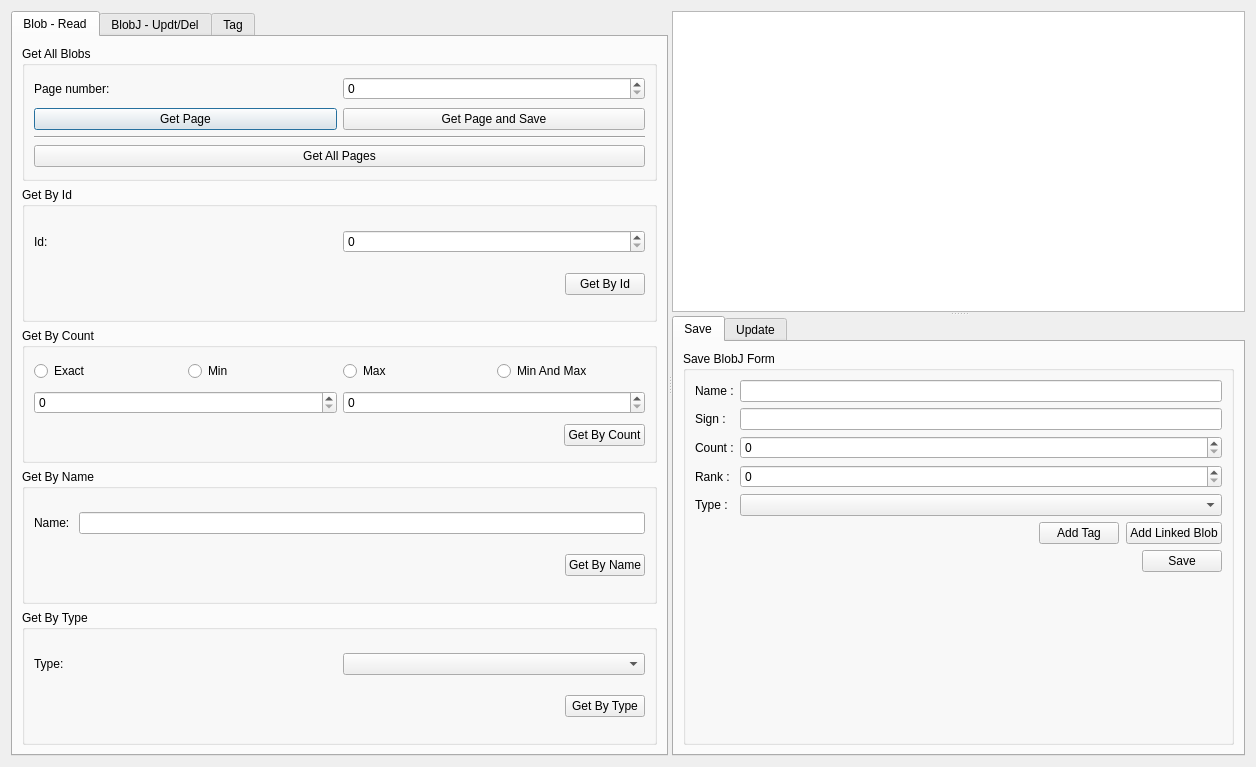
Above: dialog.ui from AyNeumann/DraftQtProject before the change. Below: the same form after it.
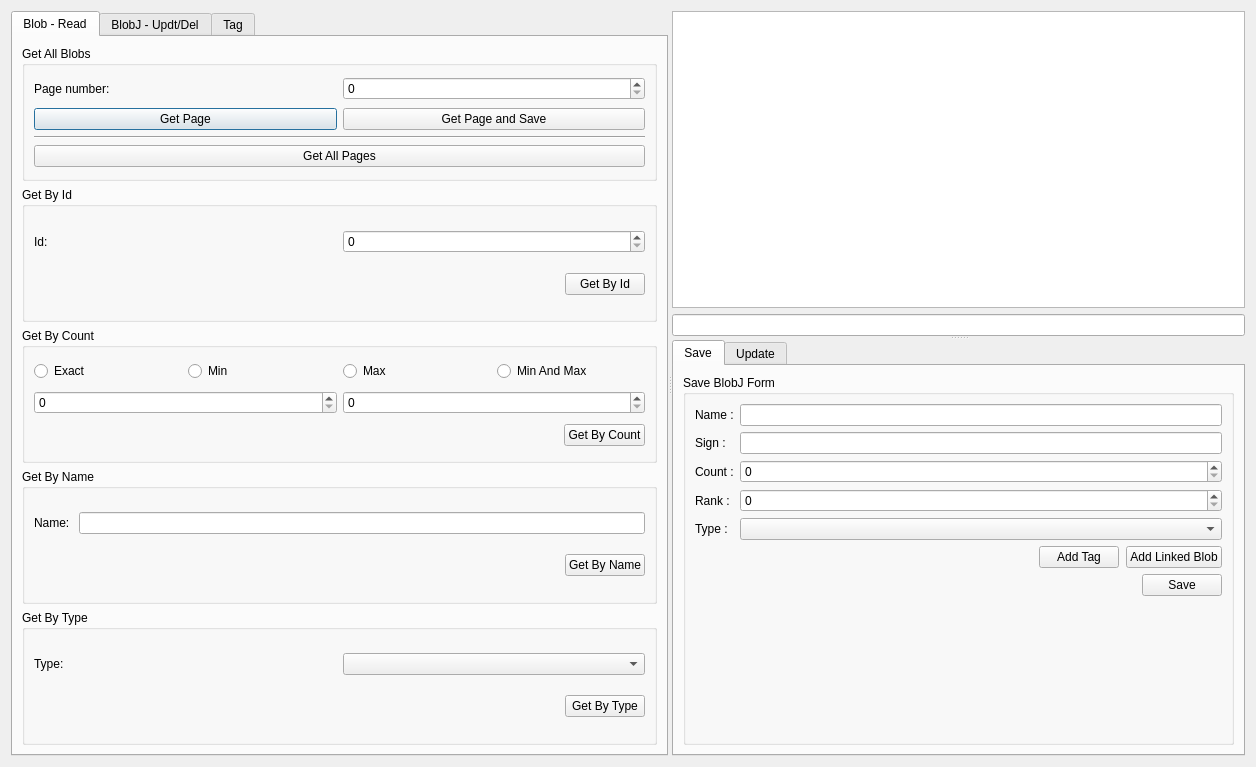
That is the form after the change.

Commit message: ADD STATUS LINE EDIT

Diff of the .ui file:
```diff
--- a/dialog.ui
+++ b/dialog.ui
@@ -13,7 +13,7 @@
   <property name="windowTitle">
    <string>Dialog</string>
   </property>
-  <layout class="QHBoxLayout" name="horizontalLayout_30">
+  <layout class="QVBoxLayout" name="verticalLayout_8">
    <item>
     <widget class="QSplitter" name="splitter_2">
      <property name="orientation">
@@ -805,13 +805,22 @@
       <property name="orientation">
        <enum>Qt::Vertical</enum>
       </property>
+      <widget class="QWidget" name="">
+       <layout class="QVBoxLayout" name="verticalLayout_6">
+        <item>
       <widget class="QPlainTextEdit" name="pTE_View">
        <property name="sizePolicy">
-        <sizepolicy hsizetype="Maximum" vsizetype="Maximum">
+           <sizepolicy hsizetype="Expanding" vsizetype="Expanding">
          <horstretch>0</horstretch>
          <verstretch>0</verstretch>
         </sizepolicy>
        </property>
+         </widget>
+        </item>
+        <item>
+         <widget class="QLineEdit" name="lineEdit"/>
+        </item>
+       </layout>
       </widget>
       <widget class="QTabWidget" name="tabWidget_2">
        <property name="sizePolicy">
```
Left out of the diff: 6 changed lines with no effect on the pictures. Lines whose indentation alone changed are shown as unchanged. The commit also changes 1 other file.
